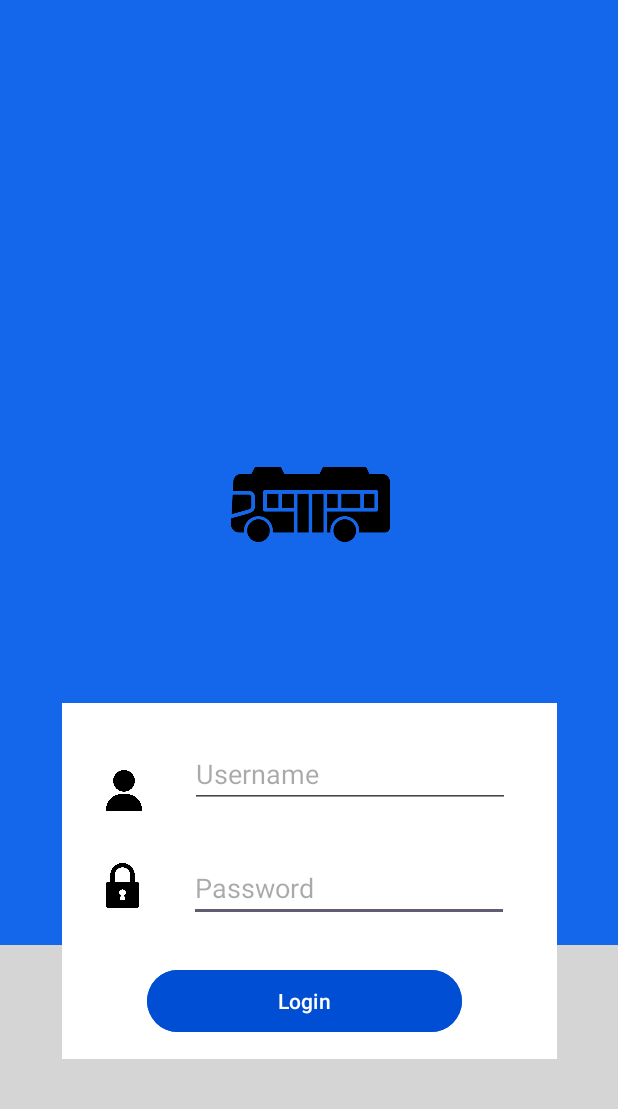
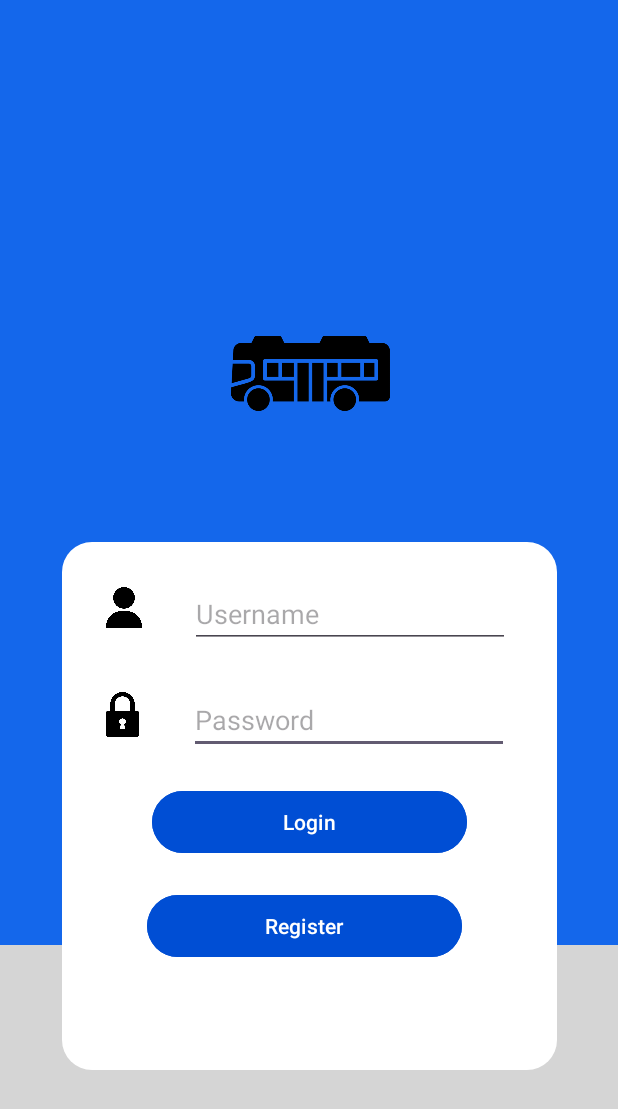
Before and after one commit to YasodhaHeshan/MAD_Project, an Android app: the screen it shows after launch (MainActivity), on a phone screen of 412 x 824 dp. Shown: the top 1109 px of the screen. Run offline under Robolectric (Android 15) with nearby library versions, the phone set to English and light mode, and no system bars.

Commit message:
create basic register UIs and flow

```diff
--- a/app/src/main/AndroidManifest.xml
+++ b/app/src/main/AndroidManifest.xml
@@ -21,6 +21,8 @@
                 <category android:name="android.intent.category.LAUNCHER" />
             </intent-filter>
         </activity>
+        <activity android:name=".ChooseActivity"></activity>
+        <activity android:name=".RegisterActivity"></activity>
     </application>
 
 </manifest>
--- a/app/src/main/java/com/example/mad_project/MainActivity.java
+++ b/app/src/main/java/com/example/mad_project/MainActivity.java
@@ -1,6 +1,8 @@
 package com.example.mad_project;
 
+import android.content.Intent;
 import android.os.Bundle;
+import android.widget.Button;
 
 import androidx.activity.EdgeToEdge;
 import androidx.appcompat.app.AppCompatActivity;
@@ -20,5 +22,12 @@ public class MainActivity extends AppCompatActivity {
             v.setPadding(systemBars.left, systemBars.top, systemBars.right, systemBars.bottom);
             return insets;
         });
+
+        Button registerbtn = findViewById(R.id.btnregister);
+
+        registerbtn.setOnClickListener(v -> {
+            Intent intent = new Intent(MainActivity.this, ChooseActivity.class);
+            startActivity(intent);
+        });
     }
 }
--- /dev/null
+++ b/app/src/main/res/drawable/rounded_frame.xml
@@ -0,0 +1,5 @@
+<?xml version="1.0" encoding="utf-8"?>
+<shape xmlns:android="http://schemas.android.com/apk/res/android">
+        <solid android:color="#03A9F4" />
+        <corners android:radius="20dp" />
+</shape>
--- a/app/src/main/res/layout/activity_main.xml
+++ b/app/src/main/res/layout/activity_main.xml
@@ -31,6 +31,7 @@
             app:layout_constraintHorizontal_bias="0.504"
             app:layout_constraintStart_toStartOf="parent"
             app:layout_constraintTop_toTopOf="parent"
+            app:layout_constraintVertical_bias="0.0"
             app:srcCompat="@drawable/bus" />
 
     </androidx.constraintlayout.widget.ConstraintLayout>
@@ -38,13 +39,13 @@
     <androidx.constraintlayout.widget.ConstraintLayout
         android:id="@+id/frameLayout2"
         android:layout_width="330dp"
-        android:layout_height="237dp"
-        android:layout_marginTop="350dp"
-        android:background="#03A9F4"
+        android:layout_height="352dp"
+        android:layout_marginTop="250dp"
         android:backgroundTint="#FFFFFF"
         app:layout_constraintBottom_toBottomOf="parent"
         app:layout_constraintEnd_toEndOf="parent"
         app:layout_constraintStart_toStartOf="parent"
+        android:background="@drawable/rounded_frame"
         app:layout_constraintTop_toTopOf="parent">
 
         <EditText
@@ -52,27 +53,25 @@
             android:layout_width="wrap_content"
             android:layout_height="wrap_content"
             android:layout_marginStart="2dp"
+            android:layout_marginTop="25dp"
             android:layout_marginEnd="7dp"
-            android:layout_marginBottom="28dp"
             android:ems="10"
             android:hint="Password"
             android:inputType="textPassword"
-            app:layout_constraintBottom_toTopOf="@+id/button"
             app:layout_constraintEnd_toEndOf="parent"
-            app:layout_constraintStart_toEndOf="@+id/imageView4" />
+            app:layout_constraintStart_toEndOf="@+id/imageView4"
+            app:layout_constraintTop_toBottomOf="@+id/editTextText" />
 
         <EditText
             android:id="@+id/editTextText"
             android:layout_width="wrap_content"
             android:layout_height="wrap_content"
             android:layout_marginStart="1dp"
-            android:layout_marginTop="29dp"
+            android:layout_marginTop="25dp"
             android:layout_marginEnd="6dp"
-            android:layout_marginBottom="35dp"
             android:ems="10"
             android:hint="Username"
             android:inputType="text"
-            app:layout_constraintBottom_toTopOf="@+id/editTextTextPassword"
             app:layout_constraintEnd_toEndOf="parent"
             app:layout_constraintStart_toEndOf="@+id/imageView3"
             app:layout_constraintTop_toTopOf="parent" />
@@ -81,10 +80,8 @@
             android:id="@+id/imageView3"
             android:layout_width="32dp"
             android:layout_height="27dp"
-            android:layout_marginTop="40dp"
+            android:layout_marginTop="30dp"
             android:layout_marginEnd="1dp"
-            android:layout_marginBottom="30dp"
-            app:layout_constraintBottom_toTopOf="@+id/imageView4"
             app:layout_constraintEnd_toStartOf="@+id/editTextText"
             app:layout_constraintStart_toStartOf="parent"
             app:layout_constraintTop_toTopOf="parent"
@@ -94,26 +91,36 @@
             android:id="@+id/imageView4"
             android:layout_width="31dp"
             android:layout_height="30dp"
-            android:layout_marginTop="20dp"
+            android:layout_marginTop="100dp"
             android:layout_marginEnd="2dp"
-            app:layout_constraintBottom_toBottomOf="@+id/button"
             app:layout_constraintEnd_toStartOf="@+id/editTextTextPassword"
             app:layout_constraintStart_toStartOf="parent"
             app:layout_constraintTop_toTopOf="parent"
             app:srcCompat="@drawable/padlock" />
 
         <Button
-            android:id="@+id/button"
+            android:id="@+id/btnregister"
             android:layout_width="210dp"
             android:layout_height="49dp"
             android:layout_marginTop="160dp"
             android:backgroundTint="#004ED4"
-            android:text="Login"
+            android:text="Register"
             app:layout_constraintBottom_toBottomOf="parent"
             app:layout_constraintEnd_toEndOf="@+id/editTextTextPassword"
             app:layout_constraintStart_toStartOf="@+id/imageView4"
             app:layout_constraintTop_toTopOf="parent" />
 
+        <Button
+            android:id="@+id/btnlogin"
+            android:layout_width="210dp"
+            android:layout_height="49dp"
+            android:backgroundTint="#004ED4"
+            android:text="Login"
+            app:layout_constraintBottom_toTopOf="@+id/btnregister"
+            app:layout_constraintEnd_toEndOf="parent"
+            app:layout_constraintStart_toStartOf="parent"
+            app:layout_constraintTop_toBottomOf="@+id/editTextTextPassword" />
+
     </androidx.constraintlayout.widget.ConstraintLayout>
 
 </androidx.constraintlayout.widget.ConstraintLayout>
```
Also changed, not shown: app/src/main/java/com/example/mad_project/ChooseActivity.java (added, +39 -0 lines), app/src/main/java/com/example/mad_project/RegisterActivity.java (added, +15 -0 lines), app/src/main/res/layout/activity_choose.xml (added, +42 -0 lines), app/src/main/res/layout/activity_dashboard.xml (added, +54 -0 lines), app/src/main/res/layout/activity_register.xml (added, +92 -0 lines), app/src/main/res/drawable/address.png (added), app/src/main/res/drawable/notification.png (added), app/src/main/res/drawable/notification2.png (added).
